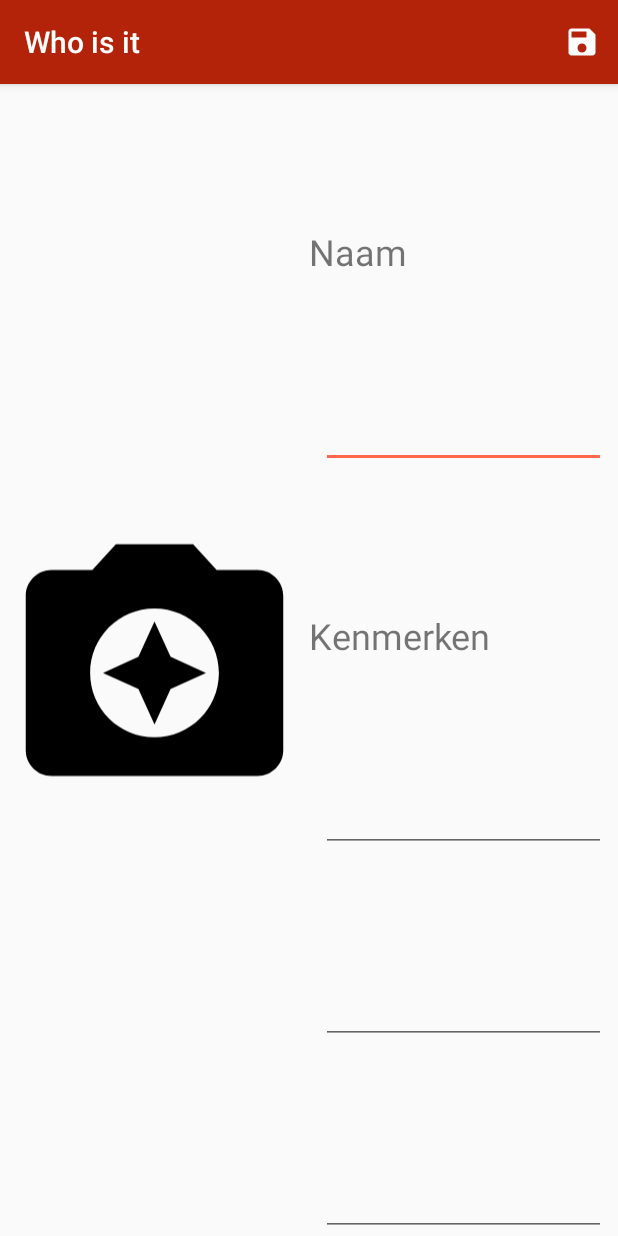
After one commit to lotteJe/WhoIsIt, an Android app: the AddStudentActivity screen opened directly, with no data from a screen before it, on a phone screen of 412 x 824 dp. The commit adds this screen. Run offline under Robolectric (Android 15) with nearby library versions, the phone set to English and light mode, and no system bars; libraries missing offline, so code that uses them is left out: io.objectbox; 1 statement that could not run was skipped.

Commit message:
toevoegen Objectbox, student toevoegen, foto trekken

```diff
--- a/app/build.gradle
+++ b/app/build.gradle
@@ -1,4 +1,5 @@
 apply plugin: 'com.android.application'
+apply plugin: 'io.objectbox'
 
 android {
     compileSdkVersion 26
@@ -29,4 +30,6 @@ dependencies {
     compile 'com.android.support:recyclerview-v7:26.1.0'
 
     compile 'com.android.support:design:26.1.0'
+
+
 }
--- a/app/src/main/AndroidManifest.xml
+++ b/app/src/main/AndroidManifest.xml
@@ -2,7 +2,12 @@
 <manifest xmlns:android="http://schemas.android.com/apk/res/android"
     package="com.example.android.whoisit">
 
+    <uses-feature
+        android:name="android.hardware.camera"
+        android:required="true" />
+
     <application
+        android:name=".WhoIsItApplication"
         android:allowBackup="true"
         android:icon="@mipmap/ic_launcher"
         android:label="@string/app_name"
@@ -16,6 +21,7 @@
                 <category android:name="android.intent.category.LAUNCHER" />
             </intent-filter>
         </activity>
+        <activity android:name=".activities.AddStudentActivity"></activity>
     </application>
 
 </manifest>
--- a/app/src/main/java/com/example/android/whoisit/interfaces/StudentInterface.java
+++ b/app/src/main/java/com/example/android/whoisit/interfaces/StudentInterface.java
@@ -19,7 +19,5 @@ public interface StudentInterface {
 
     void setSelectedStudent(Student selectedStudent);
 
-    ArrayList<Student> getStudents();
-
     void updateDetailFragment();
 }
--- /dev/null
+++ b/app/src/main/res/drawable/ic_camera.xml
@@ -0,0 +1,9 @@
+<vector xmlns:android="http://schemas.android.com/apk/res/android"
+        android:width="24dp"
+        android:height="24dp"
+        android:viewportWidth="24.0"
+        android:viewportHeight="24.0">
+    <path
+        android:fillColor="#FF000000"
+        android:pathData="M9,3L7.17,5L4,5c-1.1,0 -2,0.9 -2,2v12c0,1.1 0.9,2 2,2h16c1.1,0 2,-0.9 2,-2L22,7c0,-1.1 -0.9,-2 -2,-2h-3.17L15,3L9,3zM12,18c-2.76,0 -5,-2.24 -5,-5s2.24,-5 5,-5 5,2.24 5,5 -2.24,5 -5,5zM12,17l1.25,-2.75L16,13l-2.75,-1.25L12,9l-1.25,2.75L8,13l2.75,1.25z"/>
+</vector>
--- /dev/null
+++ b/app/src/main/res/drawable/ic_save.xml
@@ -0,0 +1,9 @@
+<vector xmlns:android="http://schemas.android.com/apk/res/android"
+        android:width="24dp"
+        android:height="24dp"
+        android:viewportWidth="24.0"
+        android:viewportHeight="24.0">
+    <path
+        android:fillColor="#FFF"
+        android:pathData="M17,3L5,3c-1.11,0 -2,0.9 -2,2v14c0,1.1 0.89,2 2,2h14c1.1,0 2,-0.9 2,-2L21,7l-4,-4zM12,19c-1.66,0 -3,-1.34 -3,-3s1.34,-3 3,-3 3,1.34 3,3 -1.34,3 -3,3zM15,9L5,9L5,5h10v4z"/>
+</vector>
--- /dev/null
+++ b/app/src/main/res/layout/activity_add_student.xml
@@ -0,0 +1,84 @@
+<LinearLayout xmlns:android="http://schemas.android.com/apk/res/android"
+    android:layout_width="match_parent"
+    android:layout_height="match_parent"
+    android:layout_weight="1"
+    android:orientation="horizontal"
+    android:weightSum="2">
+
+
+    <ImageView
+        android:id="@+id/studentImage"
+        android:layout_width="match_parent"
+        android:layout_height="match_parent"
+        android:layout_weight="1" />
+
+
+    <LinearLayout
+        android:layout_width="match_parent"
+        android:layout_height="match_parent"
+        android:layout_weight="1"
+        android:orientation="vertical"
+        android:weightSum="6">
+
+        <TextView
+            android:layout_width="match_parent"
+            android:layout_height="match_parent"
+            android:gravity="bottom"
+            android:layout_weight="1"
+            android:text="@string/naam"
+            android:textSize="24sp" />
+
+        <EditText
+            android:id="@+id/studentName"
+            android:layout_width="match_parent"
+            android:layout_height="match_parent"
+            android:layout_marginLeft="8dp"
+            android:layout_marginRight="8dp"
+            android:layout_weight="1"
+            android:gravity="center_vertical"
+            android:textColor="@color/colorPrimaryDark"
+            android:textSize="24sp"
+            />
+
+        <TextView
+            android:layout_width="match_parent"
+            android:layout_height="match_parent"
+            android:gravity="bottom"
+            android:layout_weight="1"
+            android:text="@string/kenmerken"
+            android:textSize="24sp" />
+
+        <EditText
+            android:id="@+id/trait1"
+            android:layout_width="match_parent"
+            android:layout_height="match_parent"
+            android:layout_marginLeft="8dp"
+            android:layout_marginRight="8dp"
+            android:layout_marginTop="8dp"
+            android:layout_weight="1"
+            android:gravity="center_vertical"
+            android:textSize="16sp" />
+
+        <EditText
+            android:id="@+id/trait2"
+            android:layout_width="match_parent"
+            android:layout_height="match_parent"
+            android:layout_marginLeft="8dp"
+            android:layout_marginRight="8dp"
+            android:layout_marginTop="8dp"
+            android:layout_weight="1"
+            android:gravity="center_vertical"
+            android:textSize="16sp" />
+
+        <EditText
+            android:id="@+id/trait3"
+            android:layout_width="match_parent"
+            android:layout_height="match_parent"
+            android:layout_marginLeft="8dp"
+            android:layout_marginRight="8dp"
+            android:layout_marginTop="8dp"
+            android:layout_weight="1"
+            android:gravity="center_vertical"
+            android:textSize="16sp" />
+    </LinearLayout>
+</LinearLayout>
--- /dev/null
+++ b/app/src/main/res/menu/menu_add_student.xml
@@ -0,0 +1,11 @@
+<menu xmlns:android="http://schemas.android.com/apk/res/android"
+    xmlns:app="http://schemas.android.com/apk/res-auto"
+    xmlns:tools="http://schemas.android.com/tools"
+    tools:context=".CatalogActivity">
+
+    <item
+        android:id="@+id/save_student"
+        android:title="@string/opslaan"
+        android:icon="@drawable/ic_save"
+        app:showAsAction="always" />
+</menu>
--- a/app/src/main/res/values/dimens.xml
+++ b/app/src/main/res/values/dimens.xml
@@ -3,4 +3,5 @@
     <dimen name="padd_10">10dp</dimen>
     <dimen name="ic_delete">30dp</dimen>
     <dimen name="thumbnail">90dp</dimen>
+    <dimen name="fab_margin">16dp</dimen>
 </resources>
--- a/app/src/main/res/values/strings.xml
+++ b/app/src/main/res/values/strings.xml
@@ -6,4 +6,9 @@
     <string name="action_settings">Settings</string>
     <string name="my_cart">My Cart</string>
     <string name="delete">DELETE</string>
+    <string name="voeg_toe_student">Voeg student toe</string>
+    <string name="title_activity_add_student">AddStudentActivity</string>
+    <string name="opslaan">Opslaan</string>
+    <string name="kenmerken">Kenmerken</string>
+    <string name="naam">Naam</string>
 </resources>
```
Also changed, not shown: app/src/main/java/com/example/android/whoisit/WhoIsItApplication.java (added, +29 -0 lines), app/src/main/java/com/example/android/whoisit/activities/AddStudentActivity.java (added, +172 -0 lines), app/src/main/java/com/example/android/whoisit/activities/MainActivity.java (+65 -44 lines), app/src/main/java/com/example/android/whoisit/adapters/StudentAdapter.java (+27 -1 lines), app/src/main/java/com/example/android/whoisit/fragments/StudentdetailFragment.java (+25 -1 lines), app/src/main/java/com/example/android/whoisit/fragments/StudentsFragment.java (+11 -2 lines), app/src/main/java/com/example/android/whoisit/models/Student.java (+56 -26 lines), app/src/main/res/drawable/ic_add.xml (added, +9 -0 lines), app/src/main/res/menu/menu_catalog.xml (added, +11 -0 lines), app/src/main/res/values/styles.xml (+9 -0 lines), build.gradle (+4 -4 lines).
